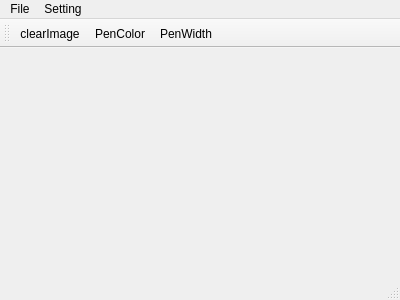
Above: mainwindow.ui from Adre13/Qt_simple_paint before the change. Below: the same form after it.
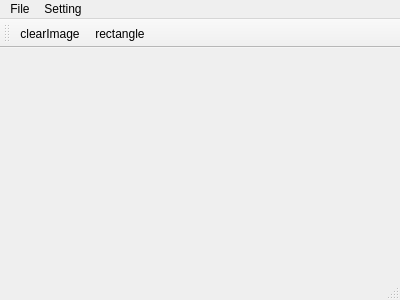
That is the form after the change.

Commit message: added rectangle drawing (it seems to me that I start new progect...)

```diff
--- a/mainwindow.ui
+++ b/mainwindow.ui
@@ -49,8 +49,7 @@
     <bool>false</bool>
    </attribute>
    <addaction name="actionclearImage"/>
-   <addaction name="actionPenColor"/>
-   <addaction name="actionpenWidth"/>
+   <addaction name="actionrectangle"/>
   </widget>
   <widget class="QStatusBar" name="statusBar"/>
   <action name="actionopen">
@@ -78,6 +77,14 @@
     <string>clearImage</string>
    </property>
   </action>
+  <action name="actionrectangle">
+   <property name="checkable">
+    <bool>true</bool>
+   </property>
+   <property name="text">
+    <string>rectangle</string>
+   </property>
+  </action>
  </widget>
  <layoutdefault spacing="6" margin="11"/>
  <resources/>
```
The commit also changes 6 other files.
